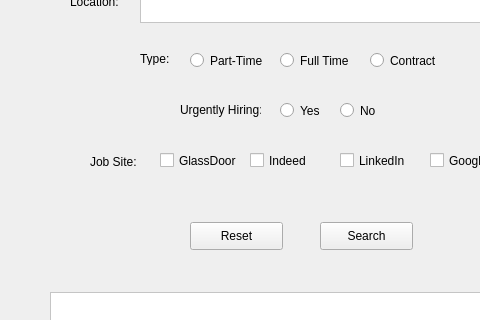
First picture: the form in view.ui, repository nhzl/CSCI1620-FinalProject, before the edit; both pictures show x 0 to 480 and y 98 to 418 of the 640 by 860 pixel window.
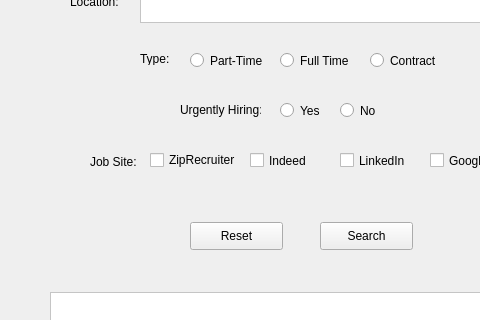
Second picture: the form after the edit.

```diff
--- a/view.ui
+++ b/view.ui
@@ -69,14 +69,14 @@
    <widget class="QCheckBox" name="siteGlassdoor">
     <property name="geometry">
      <rect>
-      <x>160</x>
+      <x>150</x>
       <y>250</y>
-      <width>86</width>
-      <height>17</height>
+      <width>91</width>
+      <height>16</height>
      </rect>
     </property>
     <property name="text">
-     <string>GlassDoor</string>
+     <string>ZipRecruiter</string>
     </property>
    </widget>
    <widget class="QTextEdit" name="searchBox_2">
```
Left out of the diff: 2 changed lines with no effect on the pictures.
